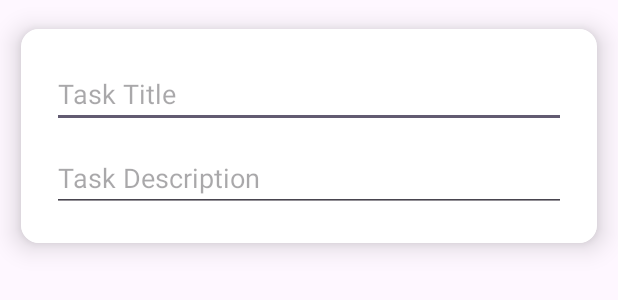
After one commit to HimanshuSimer/Todo, an Android app: the layout dialog_add_task.xml on its own in the app's theme, with its tools: preview values and no code run, on a phone screen of 412 x 824 dp. The commit adds this screen. Shown: the top 300 px of the screen. Run offline under Robolectric (Android 15) with nearby library versions, the phone set to English and light mode, and no system bars; Roboto replaces fonts that are not available here.

```diff
--- a/app/build.gradle.kts
+++ b/app/build.gradle.kts
@@ -54,6 +54,6 @@ dependencies {
     androidTestImplementation(libs.androidx.espresso.core)
     implementation ("com.intuit.sdp:sdp-android:1.1.1")
 
-    implementation ("andriodx.room:room-runtime:2.5.2")
+    implementation ("androidx.room:room-runtime:2.6.1")
     kapt ("androidx.room:room-compiler:2.6.1")
 }
--- a/app/src/main/java/com/app/todoapp/entity/TaskDao.kt
+++ b/app/src/main/java/com/app/todoapp/entity/TaskDao.kt
@@ -2,6 +2,7 @@ package com.app.todoapp.entity
 
 import androidx.room.*
 
+@Dao
 interface TaskDao {
 
     @Insert
--- /dev/null
+++ b/app/src/main/res/layout/dialog_add_task.xml
@@ -0,0 +1,38 @@
+<?xml version="1.0" encoding="utf-8"?>
+<com.google.android.material.card.MaterialCardView xmlns:android="http://schemas.android.com/apk/res/android"
+    android:layout_width="match_parent"
+    android:layout_height="wrap_content"
+    xmlns:app="http://schemas.android.com/apk/res-auto"
+    android:orientation="vertical"
+    app:cardBackgroundColor="@color/white"
+    app:cardUseCompatPadding="true"
+    app:strokeWidth="0dp"
+    app:cardElevation="@dimen/_8sdp">
+
+    <LinearLayout
+        android:layout_width="match_parent"
+        android:layout_height="wrap_content"
+        android:orientation="vertical"
+        android:background="@color/white"
+        android:padding="@dimen/_16sdp">
+
+        <EditText
+            android:id="@+id/etTaskTitle"
+            android:layout_width="match_parent"
+            android:layout_height="wrap_content"
+            android:hint="Task Title"
+            android:textColor="@color/black"
+            android:inputType="text"/>
+
+        <EditText
+            android:id="@+id/etTaskDescription"
+            android:layout_width="match_parent"
+            android:layout_height="wrap_content"
+            android:hint="Task Description"
+            android:layout_marginTop="@dimen/_8sdp"
+            android:textColor="@color/black"
+            android:inputType="text"/>
+
+    </LinearLayout>
+
+</com.google.android.material.card.MaterialCardView>
--- a/app/src/main/res/layout/item_task.xml
+++ b/app/src/main/res/layout/item_task.xml
@@ -30,6 +30,7 @@
                 android:layout_width="wrap_content"
                 android:layout_height="wrap_content"
                 android:fontFamily="@font/roboto_medium"
+                android:textColor="@color/black"
                 android:textSize="@dimen/_14sdp"
                 tools:text="Task Title" />
 
@@ -38,6 +39,7 @@
                 android:layout_width="wrap_content"
                 android:layout_height="wrap_content"
                 android:fontFamily="@font/roboto"
+                android:textColor="@color/black"
                 android:textSize="@dimen/_11sdp"
                 tools:text="Task Description" />
         </LinearLayout>
--- a/app/src/main/res/values/colors.xml
+++ b/app/src/main/res/values/colors.xml
@@ -2,4 +2,5 @@
 <resources>
     <color name="black">#FF000000</color>
     <color name="white">#FFFFFFFF</color>
+    <color name="gray">#D3D3D3</color>
 </resources>
```
Also changed, not shown: app/src/main/java/com/app/todoapp/ui/MainActivity.kt (+39 -3 lines), app/src/main/res/drawable/ic_plus_icon.xml (added, +9 -0 lines), app/src/main/res/layout/activity_main.xml (+10 -0 lines).
